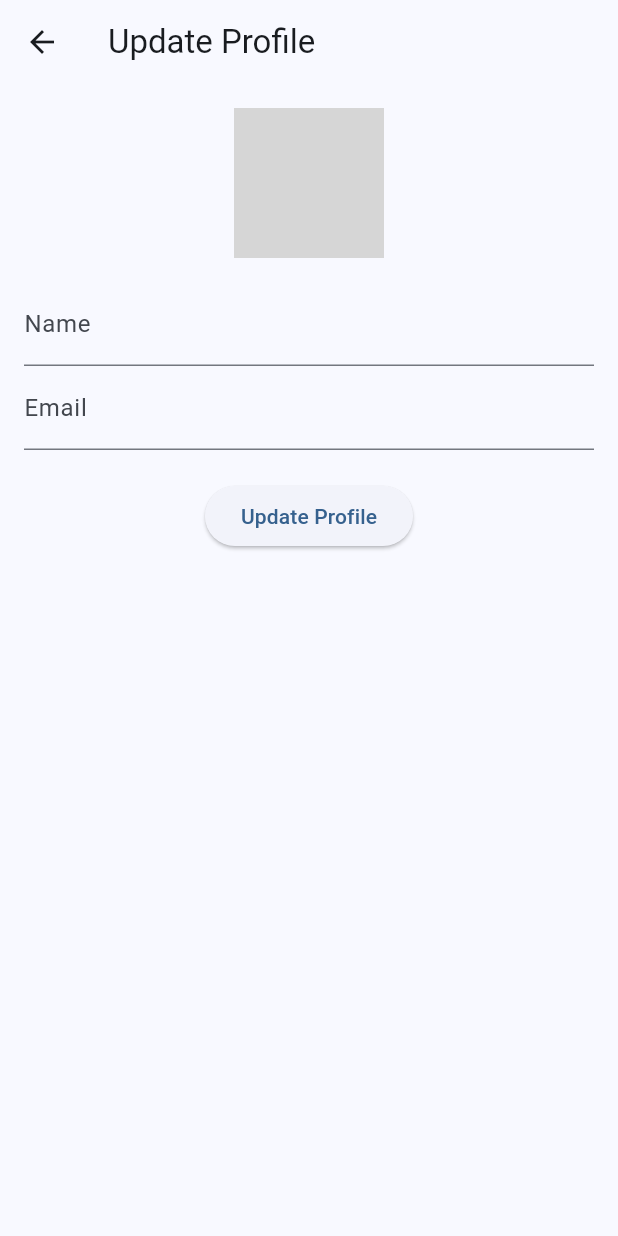
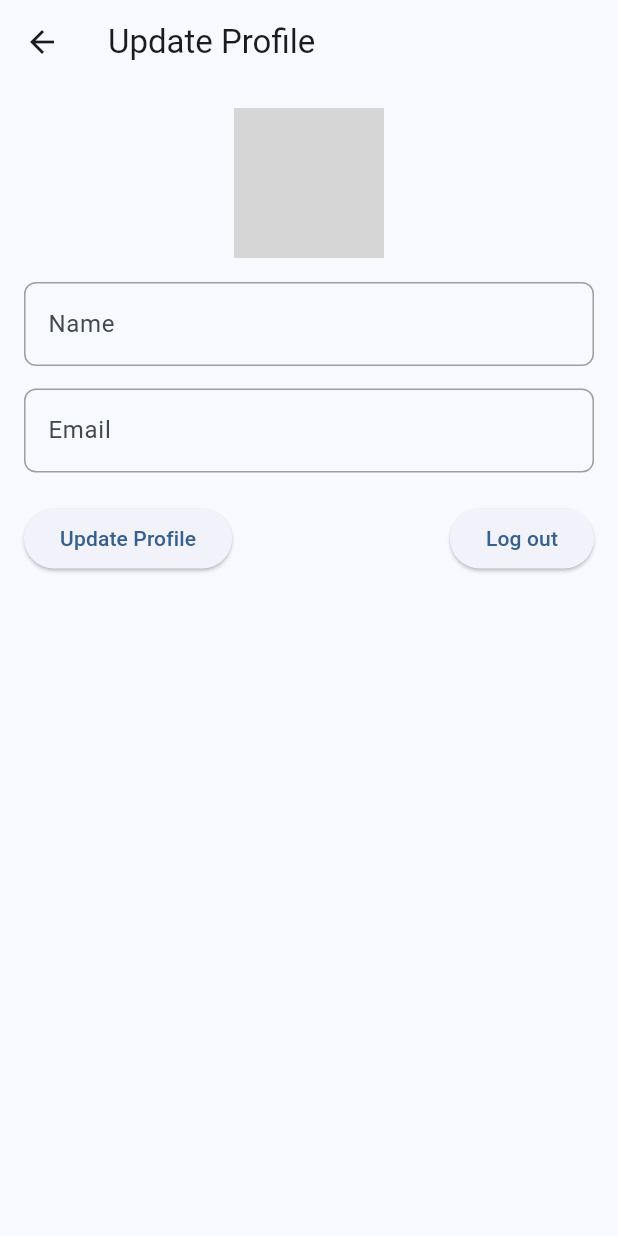
Before and after one commit to KishanBin/Evpro_frontend, a Flutter app: the ProfileUpdatePage screen opened directly, on a phone screen of 412 x 824 dp. Run offline on Flutter 3.47's test engine with Material 3 defaults, Android fonts, the phone set to English and light mode, and no system bars; our stand-ins replace flutter_map, image_picker, latlong2, location, shared_preferences; missing offline and left inert: dart:ffi, email_auth, flutter_map_marker_popup; accounts and stored records are empty; network calls fail; grey boxes are pictures that could not be loaded.

Commit message:
logout button

```diff
--- a/lib/Authentication/Login.dart
+++ b/lib/Authentication/Login.dart
@@ -31,6 +31,7 @@ class _LoginPageState extends State<LoginPage> {
           style: TextStyle(color: Colors.white),
         ),
         backgroundColor: Colors.greenAccent,
+        automaticallyImplyLeading: false,
       ),
       body: Padding(
         padding: const EdgeInsets.all(16.0),
--- a/lib/Screens/Editprofile.dart
+++ b/lib/Screens/Editprofile.dart
@@ -1,8 +1,10 @@
 import 'dart:convert';
 import 'dart:io';
+import 'package:ev_pro/Authentication/Login.dart';
 import 'package:ev_pro/api.dart';
+import 'package:ev_pro/decoration.dart';
 import 'package:flutter/material.dart';
-import 'package:http/http.dart';
+
 import 'package:image_picker/image_picker.dart';
 import 'package:http/http.dart' as http;
 import 'package:shared_preferences/shared_preferences.dart';
@@ -18,7 +20,7 @@ class _ProfileUpdatePageState extends State<ProfileUpdatePage> {
   TextEditingController _nameController = TextEditingController();
   TextEditingController _emailController = TextEditingController();
   File? _image;
-  String? pImage;
+  String pImage = "http://srv710339.hstgr.cloud/images/1738525088.jpg";
 
   Future<void> _pickImage() async {
     final picker = ImagePicker();
@@ -78,7 +80,7 @@ class _ProfileUpdatePageState extends State<ProfileUpdatePage> {
     user_id = prefs.getString("userId")!;
     String _name = prefs.getString("name")!;
     String _email = prefs.getString("email")!;
-    pImage = prefs.getString("image");
+    pImage = prefs.getString("image")!;
     print(pImage);
     _nameController = TextEditingController(text: _name);
     _emailController = TextEditingController(text: _email);
@@ -124,7 +126,8 @@ class _ProfileUpdatePageState extends State<ProfileUpdatePage> {
               SizedBox(height: 16),
               TextFormField(
                 controller: _nameController,
-                decoration: InputDecoration(labelText: 'Name'),
+                decoration:
+                    decorative().customInputDecoration(labelText: 'Name'),
                 validator: (value) {
                   if (value == null || value.isEmpty) {
                     return 'Please enter your name';
@@ -135,9 +138,13 @@ class _ProfileUpdatePageState extends State<ProfileUpdatePage> {
                   _nameController.text = value;
                 },
               ),
+              SizedBox(
+                height: 15,
+              ),
               TextFormField(
                 controller: _emailController,
-                decoration: InputDecoration(labelText: 'Email'),
+                decoration:
+                    decorative().customInputDecoration(labelText: 'Email'),
                 validator: (value) {
                   if (value == null || value.isEmpty) {
                     return 'Please enter your email';
@@ -152,9 +159,26 @@ class _ProfileUpdatePageState extends State<ProfileUpdatePage> {
                 },
               ),
               SizedBox(height: 20),
-              ElevatedButton(
-                onPressed: _updateProfile,
-                child: Text('Update Profile'),
+              Row(
+                mainAxisAlignment: MainAxisAlignment.spaceBetween,
+                children: <Widget>[
+                  ElevatedButton(
+                    onPressed: _updateProfile,
+                    child: Text('Update Profile'),
+                  ),
+                  ElevatedButton(
+                      onPressed: () async {
+                        SharedPreferences prefs =
+                            await SharedPreferences.getInstance();
+                        prefs.setString("token", "");
+                        Navigator.pushAndRemoveUntil(
+                            context,
+                            MaterialPageRoute(
+                                builder: (context) => LoginPage()),
+                            (route) => false);
+                      },
+                      child: Text('Log out'))
+                ],
               ),
             ],
           ),
```
Also changed, not shown: lib/Screens/chargingPorts.dart (+61 -10 lines), lib/home.dart (+11 -10 lines).
